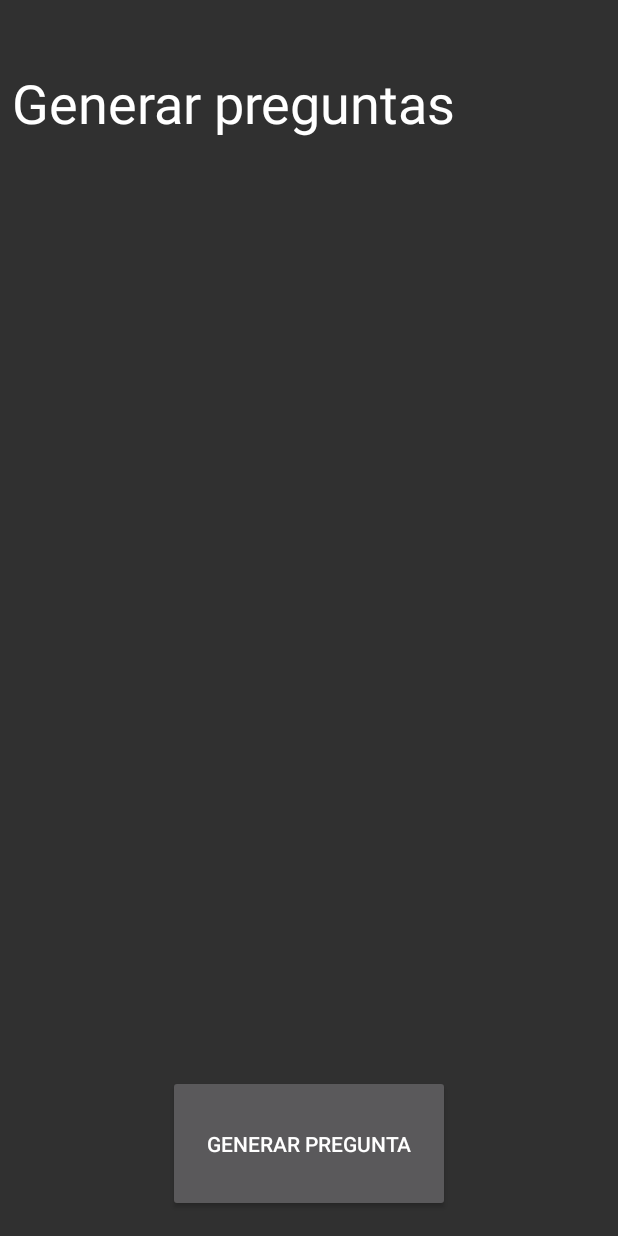
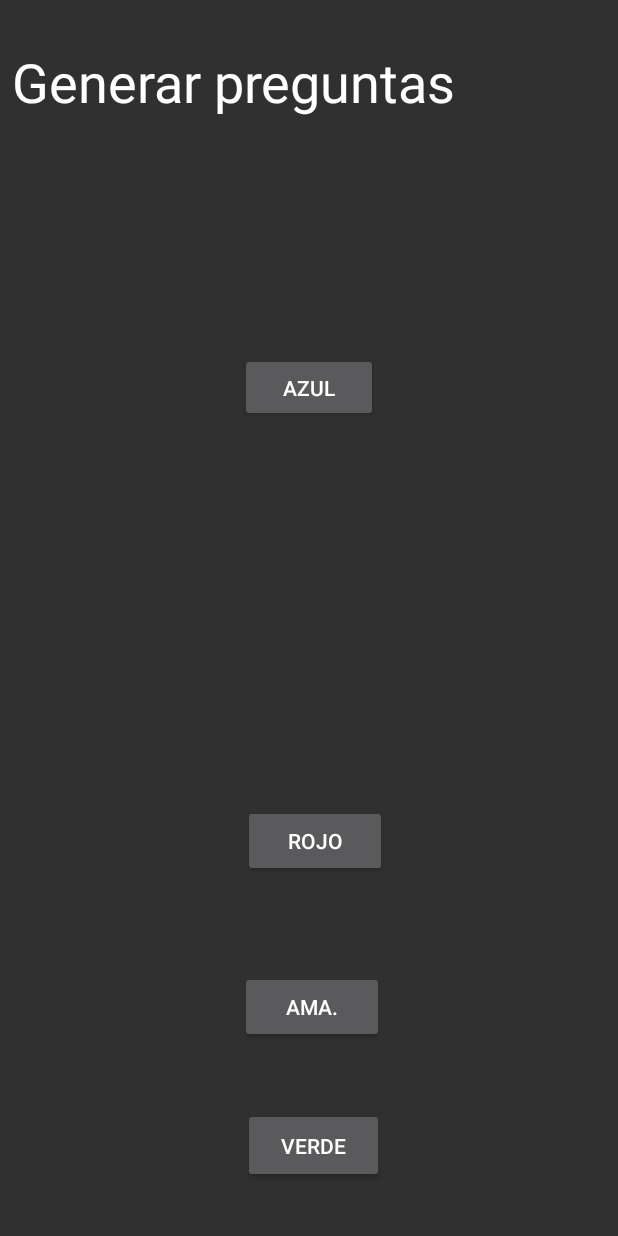
Before and after one commit to JoseNefilimSnow/androidApp, an Android app: the screen it shows after launch (MainActivity), on a phone screen of 412 x 824 dp. Run offline under Robolectric (Android 15) with nearby library versions, the phone set to English and light mode, and no system bars; our stand-ins replace Volley.

Commit message:
Botones arreglados, aun no pilla imagen

```diff
--- a/entregaApp/app/src/main/java/com/maimo/guri/entregaapp/MainActivity.java
+++ b/entregaApp/app/src/main/java/com/maimo/guri/entregaapp/MainActivity.java
@@ -1,5 +1,7 @@
 package com.maimo.guri.entregaapp;
 
+import android.graphics.Bitmap;
+import android.graphics.BitmapFactory;
 import android.net.Uri;
 import android.support.v7.app.AppCompatActivity;
 import android.os.Bundle;
@@ -17,12 +19,14 @@ import com.android.volley.toolbox.JsonObjectRequest;
 import org.json.JSONException;
 import org.json.JSONObject;
 
+import java.io.InputStream;
+
 public class MainActivity extends AppCompatActivity {
     Button requestImg;
-    //Button rojo;
-    //Button ama;
-    //Button verde;
-    //Button azul;
+    Button rojo;
+    Button ama;
+    Button verde;
+    Button azul;
     TextView question;
     TextView punish;
     ImageView ico;
@@ -31,27 +35,26 @@ public class MainActivity extends AppCompatActivity {
         super.onCreate(savedInstanceState);
         setContentView(R.layout.activity_main);
         requestImg = (Button)findViewById(R.id.requestImg);
-        //rojo = (Button)findViewById(R.id.rojo);
-        //ama = (Button)findViewById(R.id.ama);
-        //verde = (Button)findViewById(R.id.verde);
-        //azul = (Button)findViewById(R.id.azul);
+        rojo = (Button)findViewById(R.id.rojo);
+        ama = (Button)findViewById(R.id.ama);
+        verde = (Button)findViewById(R.id.verde);
+        azul = (Button)findViewById(R.id.azul);
         question =(TextView)findViewById(R.id.question);
         punish=(TextView)findViewById(R.id.punish);
+        question.setVisibility(View.GONE);
+        punish.setVisibility(View.GONE);
+        requestImg.setVisibility(View.GONE);
         ico =(ImageView)findViewById(R.id.ico);
-        requestImg.setOnClickListener(new View.OnClickListener() {
-            @Override
-            public void onClick(View v) {
-                generateImg();
-
-            }});
-
-       /* rojo.setOnClickListener(new View.OnClickListener() {
+        rojo.setOnClickListener(new View.OnClickListener() {
             @Override
             public void onClick(View v) {
                 rojo.setVisibility(View.GONE);
                 ama.setVisibility(View.GONE);
                 verde.setVisibility(View.GONE);
                 azul.setVisibility(View.GONE);
+                question.setVisibility(View.VISIBLE);
+                punish.setVisibility(View.VISIBLE);
+                requestImg.setVisibility(View.VISIBLE);
                 int y=1;
                 generateIco(y);
 
@@ -63,6 +66,9 @@ public class MainActivity extends AppCompatActivity {
                 ama.setVisibility(View.GONE);
                 verde.setVisibility(View.GONE);
                 azul.setVisibility(View.GONE);
+                question.setVisibility(View.VISIBLE);
+                punish.setVisibility(View.VISIBLE);
+                requestImg.setVisibility(View.VISIBLE);
                 int y=4;
                 generateIco(y);
             }});
@@ -73,6 +79,9 @@ public class MainActivity extends AppCompatActivity {
                 ama.setVisibility(View.GONE);
                 verde.setVisibility(View.GONE);
                 azul.setVisibility(View.GONE);
+                question.setVisibility(View.VISIBLE);
+                punish.setVisibility(View.VISIBLE);
+                requestImg.setVisibility(View.VISIBLE);
                 int y=3;
                 generateIco(y);
 
@@ -84,40 +93,59 @@ public class MainActivity extends AppCompatActivity {
                 ama.setVisibility(View.GONE);
                 verde.setVisibility(View.GONE);
                 azul.setVisibility(View.GONE);
+                question.setVisibility(View.VISIBLE);
+                punish.setVisibility(View.VISIBLE);
+                requestImg.setVisibility(View.VISIBLE);
                 int y=2;
                 generateIco(y);
 
-            }});*/
+            }});
+        requestImg.setOnClickListener(new View.OnClickListener() {
+            @Override
+            public void onClick(View v) {
+                generateQuest();
+            }});
+
+
     }
 
-    /*private void generateIco(int y) {
+    private void generateIco(int y) {
         String url = "http://192.168.201.24:60000/PDM/img/" + y;
-
         JsonObjectRequest jsonObjectRequest = new JsonObjectRequest
                 (Request.Method.GET, url, null, new Response.Listener<JSONObject>() {
 
                     @Override
                     public void onResponse(JSONObject response) {
                         try {
-                            ico.setImageURI(Uri.parse(response.getString("url")));
+                            String imgURL=response.getString("url");
+                            punish.setText(imgURL);
+                            Bitmap imagen= null;
+                            try{
+                                InputStream in = new java.net.URL(imgURL).openStream();
+                                imagen = BitmapFactory.decodeStream(in);
+                                ico.setImageBitmap(imagen);
+                            }catch(Exception e){
+                                question.setText(e.getMessage());
+                            }
+
                         } catch (JSONException e) {
-                          //Error
+                            question.setText("Error en la respuesta del servidor");
                         }
                     }
                 }, new Response.ErrorListener() {
 
                     @Override
                     public void onErrorResponse(VolleyError error) {
-                        //card.setText(error.getMessage());
+                        question.setText(error.getMessage());
 
                     }
                 });
         //Ininiate queue
         RequestQueue queue = VolleySingleton.getInstance(this).getRequestQueue();
         queue.add(jsonObjectRequest);
-    }*/
+    }
 
-    private void generateImg() {
+    private void generateQuest() {
 
         String url = "http://192.168.201.24:60000/PDM/img";
 
--- a/entregaApp/app/src/main/res/layout/activity_main.xml
+++ b/entregaApp/app/src/main/res/layout/activity_main.xml
@@ -4,20 +4,22 @@
     xmlns:tools="http://schemas.android.com/tools"
     android:layout_width="match_parent"
     android:layout_height="match_parent"
-    tools:context=".MainActivity">
+    tools:context=".MainActivity"
+    tools:layout_editor_absoluteY="25dp">
 
     <Button
         android:id="@+id/requestImg"
-        android:layout_width="188dp"
-        android:layout_height="91dp"
-        android:layout_marginStart="8dp"
-        android:layout_marginLeft="8dp"
+        android:layout_width="168dp"
+        android:layout_height="70dp"
+        android:layout_marginStart="100dp"
+        android:layout_marginLeft="100dp"
         android:layout_marginEnd="8dp"
         android:layout_marginRight="8dp"
-        android:layout_marginBottom="16dp"
+        android:layout_marginBottom="4dp"
         android:text="@string/generar_pregunta"
         app:layout_constraintBottom_toBottomOf="parent"
         app:layout_constraintEnd_toEndOf="parent"
+        app:layout_constraintHorizontal_bias="0.083"
         app:layout_constraintStart_toStartOf="parent" />
 
     <TextView
@@ -26,16 +28,19 @@
         android:layout_height="wrap_content"
         android:layout_marginStart="8dp"
         android:layout_marginLeft="8dp"
+        android:layout_marginTop="8dp"
         android:layout_marginEnd="8dp"
         android:layout_marginRight="8dp"
-        android:layout_marginBottom="240dp"
+        android:layout_marginBottom="76dp"
         android:contentDescription="@string/todo"
-        android:textSize="24sp"
+        android:textSize="18sp"
         android:visibility="visible"
-        app:layout_constraintBottom_toTopOf="@+id/requestImg"
+        app:layout_constraintBottom_toTopOf="@+id/punish"
         app:layout_constraintEnd_toEndOf="parent"
         app:layout_constraintHorizontal_bias="0.0"
-        app:layout_constraintStart_toStartOf="parent" />
+        app:layout_constraintStart_toStartOf="parent"
+        app:layout_constraintTop_toTopOf="parent"
+        app:layout_constraintVertical_bias="0.973" />
 
     <TextView
         android:id="@+id/textView"
@@ -43,9 +48,9 @@
         android:layout_height="wrap_content"
         android:layout_marginStart="8dp"
         android:layout_marginLeft="8dp"
-        android:layout_marginTop="28dp"
-        android:layout_marginEnd="8dp"
-        android:layout_marginRight="8dp"
+        android:layout_marginTop="8dp"
+        android:layout_marginEnd="40dp"
+        android:layout_marginRight="40dp"
         android:layout_marginBottom="8dp"
         android:text="@string/genera_preguntas"
         android:textAppearance="@style/TextAppearance.AppCompat.Light.SearchResult.Title"
@@ -57,7 +62,7 @@
         app:layout_constraintHorizontal_bias="0.0"
         app:layout_constraintStart_toStartOf="parent"
         app:layout_constraintTop_toTopOf="parent"
-        app:layout_constraintVertical_bias="0.045" />
+        app:layout_constraintVertical_bias="0.03" />
 
     <TextView
         android:id="@+id/punish"
@@ -65,106 +70,104 @@
         android:layout_height="wrap_content"
         android:layout_marginStart="8dp"
         android:layout_marginLeft="8dp"
-        android:layout_marginTop="8dp"
         android:layout_marginEnd="8dp"
         android:layout_marginRight="8dp"
-        android:layout_marginBottom="8dp"
-        android:textSize="18sp"
+        android:layout_marginBottom="28dp"
+        android:textSize="14sp"
         android:visibility="visible"
         app:layout_constraintBottom_toTopOf="@+id/requestImg"
         app:layout_constraintEnd_toEndOf="parent"
         app:layout_constraintHorizontal_bias="0.0"
-        app:layout_constraintStart_toStartOf="parent"
-        app:layout_constraintTop_toBottomOf="@+id/question"
-        app:layout_constraintVertical_bias="0.492" />
+        app:layout_constraintStart_toStartOf="parent" />
 
     <ImageView
         android:id="@+id/ico"
-        android:layout_width="230dp"
-        android:layout_height="112dp"
+        android:layout_width="0dp"
+        android:layout_height="77dp"
         android:layout_marginStart="8dp"
         android:layout_marginLeft="8dp"
-        android:layout_marginTop="8dp"
+        android:layout_marginTop="96dp"
         android:layout_marginEnd="8dp"
         android:layout_marginRight="8dp"
         android:layout_marginBottom="8dp"
         android:contentDescription="@string/icono"
-        android:visibility="gone"
+        android:visibility="visible"
         app:layout_constraintBottom_toBottomOf="parent"
         app:layout_constraintEnd_toEndOf="parent"
-        app:layout_constraintStart_toStartOf="parent"
-        app:layout_constraintTop_toTopOf="parent"
-        app:layout_constraintVertical_bias="0.179" />
-
-    <Button
-        android:id="@+id/rojo"
-        android:layout_width="62dp"
-        android:layout_height="wrap_content"
-        android:layout_marginStart="8dp"
-        android:layout_marginLeft="8dp"
-        android:layout_marginTop="228dp"
-        android:layout_marginEnd="8dp"
-        android:layout_marginRight="8dp"
-        android:layout_marginBottom="8dp"
-        android:text="@string/rojo"
-        android:visibility="gone"
-        app:layout_constraintBottom_toBottomOf="parent"
-        app:layout_constraintEnd_toStartOf="@+id/azul"
-        app:layout_constraintHorizontal_bias="0.567"
         app:layout_constraintStart_toStartOf="parent"
         app:layout_constraintTop_toTopOf="parent"
         app:layout_constraintVertical_bias="0.0" />
 
     <Button
-        android:id="@+id/azul"
-        android:layout_width="60dp"
+        android:id="@+id/rojo"
+        android:layout_width="96dp"
         android:layout_height="wrap_content"
         android:layout_marginStart="8dp"
         android:layout_marginLeft="8dp"
-        android:layout_marginTop="228dp"
+        android:layout_marginTop="16dp"
         android:layout_marginEnd="8dp"
         android:layout_marginRight="8dp"
-        android:layout_marginBottom="8dp"
+        android:layout_marginBottom="20dp"
+        android:text="@string/rojo"
+        android:visibility="visible"
+        app:layout_constraintBottom_toTopOf="@+id/requestImg"
+        app:layout_constraintEnd_toEndOf="parent"
+        app:layout_constraintHorizontal_bias="0.514"
+        app:layout_constraintStart_toStartOf="parent"
+        app:layout_constraintTop_toBottomOf="@+id/azul" />
+
+    <Button
+        android:id="@+id/azul"
+        android:layout_width="92dp"
+        android:layout_height="46dp"
+        android:layout_marginStart="8dp"
+        android:layout_marginLeft="8dp"
+        android:layout_marginTop="16dp"
+        android:layout_marginEnd="8dp"
+        android:layout_marginRight="8dp"
+        android:layout_marginBottom="20dp"
         android:text="@string/azul"
-        android:visibility="gone"
-        app:layout_constraintBottom_toBottomOf="parent"
+        android:visibility="visible"
+        app:layout_constraintBottom_toTopOf="@+id/rojo"
         app:layout_constraintEnd_toEndOf="parent"
-        app:layout_constraintHorizontal_bias="0.347"
         app:layout_constraintStart_toStartOf="parent"
-        app:layout_constraintTop_toTopOf="parent"
-        app:layout_constraintVertical_bias="0.0" />
+        app:layout_constraintTop_toTopOf="parent" />
 
     <Button
         android:id="@+id/verde"
-        android:layout_width="71dp"
-        android:layout_height="wrap_content"
-        android:layout_marginStart="40dp"
-        android:layout_marginLeft="40dp"
-        android:layout_marginTop="228dp"
-        android:layout_marginBottom="8dp"
+        android:layout_width="94dp"
+        android:layout_height="50dp"
+        android:layout_marginStart="8dp"
+        android:layout_marginLeft="8dp"
+        android:layout_marginTop="16dp"
+        android:layout_marginEnd="8dp"
+        android:layout_marginRight="8dp"
+        android:layout_marginBottom="20dp"
         android:text="@string/verde"
-        android:visibility="gone"
+        android:visibility="visible"
         app:layout_constraintBottom_toBottomOf="parent"
-        app:layout_constraintStart_toEndOf="@+id/azul"
-        app:layout_constraintTop_toTopOf="parent"
-        app:layout_constraintVertical_bias="0.0" />
+        app:layout_constraintEnd_toEndOf="parent"
+        app:layout_constraintHorizontal_bias="0.51"
+        app:layout_constraintStart_toStartOf="parent"
+        app:layout_constraintTop_toBottomOf="@+id/ama"
+        app:layout_constraintVertical_bias="0.633" />
 
     <Button
         android:id="@+id/ama"
-        android:layout_width="69dp"
-        android:layout_height="wrap_content"
+        android:layout_width="96dp"
+        android:layout_height="48dp"
         android:layout_marginStart="8dp"
         android:layout_marginLeft="8dp"
-        android:layout_marginTop="8dp"
+        android:layout_marginTop="16dp"
         android:layout_marginEnd="8dp"
         android:layout_marginRight="8dp"
-        android:layout_marginBottom="8dp"
+        android:layout_marginBottom="20dp"
         android:text="@string/ama"
-        app:layout_constraintBottom_toBottomOf="parent"
+        android:visibility="visible"
+        app:layout_constraintBottom_toTopOf="@+id/question"
         app:layout_constraintEnd_toEndOf="parent"
-        app:layout_constraintHorizontal_bias="1.0"
-        app:layout_constraintStart_toEndOf="@+id/verde"
+        app:layout_constraintHorizontal_bias="0.507"
+        app:layout_constraintStart_toStartOf="parent"
         app:layout_constraintTop_toTopOf="parent"
-        app:layout_constraintVertical_bias="0.437"
-        android:visibility="gone" />
+        app:layout_constraintVertical_bias="0.879" />
 </android.support.constraint.ConstraintLayout>
```
